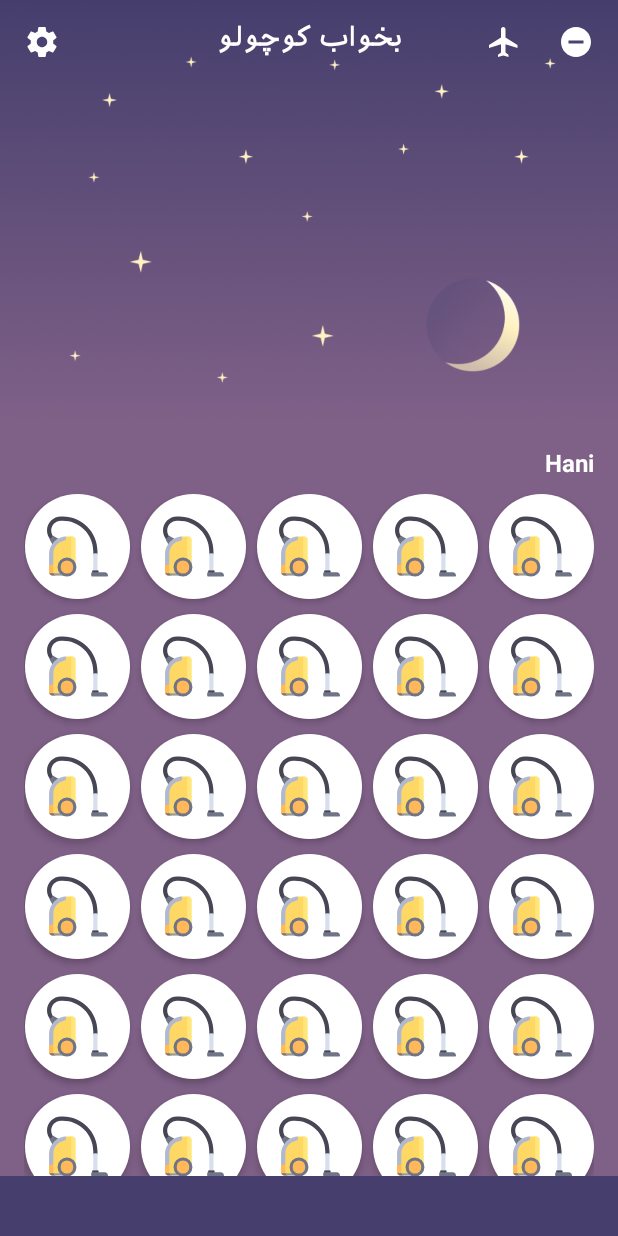
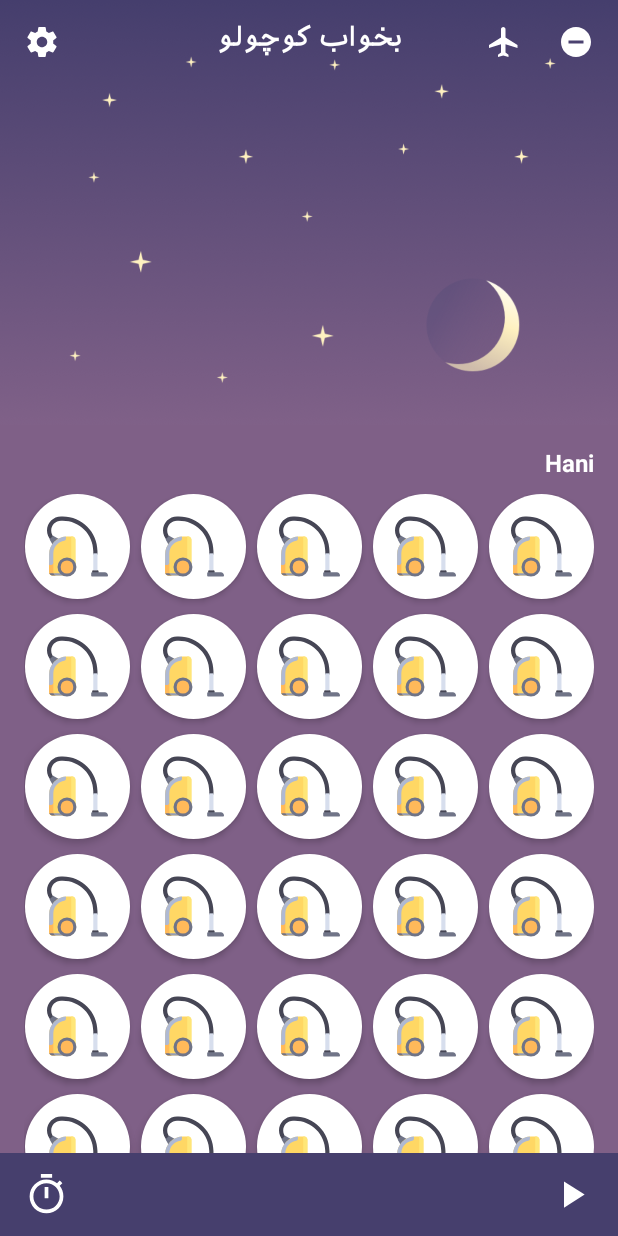
Before and after one commit to hanihashemi/sleepwellbaby, an Android app: the fragment MainFragment shown on its own in the app's theme, on a phone screen of 412 x 824 dp. Run offline under Robolectric (Android 15) with nearby library versions, the phone set to English and light mode, and no system bars; our stand-ins replace Timber.

Commit message:
Add footer layout

```diff
--- /dev/null
+++ b/app/src/main/res/drawable/ic_play.xml
@@ -0,0 +1,9 @@
+<vector xmlns:android="http://schemas.android.com/apk/res/android"
+        android:width="30dp"
+        android:height="30dp"
+        android:viewportWidth="24.0"
+        android:viewportHeight="24.0">
+    <path
+        android:fillColor="#fff"
+        android:pathData="M8,5v14l11,-7z"/>
+</vector>
--- /dev/null
+++ b/app/src/main/res/drawable/ic_timer.xml
@@ -0,0 +1,9 @@
+<vector xmlns:android="http://schemas.android.com/apk/res/android"
+        android:width="30dp"
+        android:height="30dp"
+        android:viewportWidth="24.0"
+        android:viewportHeight="24.0">
+    <path
+        android:fillColor="#fff"
+        android:pathData="M15,1L9,1v2h6L15,1zM11,14h2L13,8h-2v6zM19.03,7.39l1.42,-1.42c-0.43,-0.51 -0.9,-0.99 -1.41,-1.41l-1.42,1.42C16.07,4.74 14.12,4 12,4c-4.97,0 -9,4.03 -9,9s4.02,9 9,9 9,-4.03 9,-9c0,-2.12 -0.74,-4.07 -1.97,-5.61zM12,20c-3.87,0 -7,-3.13 -7,-7s3.13,-7 7,-7 7,3.13 7,7 -3.13,7 -7,7z"/>
+</vector>
--- a/app/src/main/res/layout/main_fragment.xml
+++ b/app/src/main/res/layout/main_fragment.xml
@@ -30,12 +30,5 @@
         </LinearLayout>
     </ScrollView>
 
-    <RelativeLayout
-        android:id="@+id/controlLayout"
-        android:layout_width="match_parent"
-        android:layout_height="40dp"
-        android:layout_alignParentBottom="true"
-        android:background="#463f6d">
-
-    </RelativeLayout>
+    <include layout="@layout/main_fragment_footer" />
 </RelativeLayout>
--- /dev/null
+++ b/app/src/main/res/layout/main_fragment_footer.xml
@@ -0,0 +1,40 @@
+<?xml version="1.0" encoding="utf-8"?>
+<RelativeLayout xmlns:android="http://schemas.android.com/apk/res/android"
+    xmlns:app="http://schemas.android.com/apk/res-auto"
+    xmlns:tools="http://schemas.android.com/tools"
+    android:id="@+id/controlLayout"
+    android:layout_width="match_parent"
+    android:layout_height="55dp"
+    android:layout_alignParentBottom="true"
+    android:background="#463f6d"
+    android:gravity="center_horizontal">
+
+    <android.support.v7.widget.AppCompatImageButton
+        android:id="@+id/timer"
+        android:layout_width="wrap_content"
+        android:layout_height="wrap_content"
+        android:layout_alignParentLeft="true"
+        android:layout_alignParentStart="true"
+        android:layout_centerVertical="true"
+        android:layout_marginLeft="8dp"
+        android:layout_marginStart="8dp"
+        android:background="@drawable/circle_ripple"
+        android:padding="8dp"
+        app:srcCompat="@drawable/ic_timer"
+        tools:ignore="ContentDescription" />
+
+    <android.support.v7.widget.AppCompatImageButton
+        android:id="@+id/playOrPause"
+        android:layout_width="wrap_content"
+        android:layout_height="wrap_content"
+        android:layout_alignParentEnd="true"
+        android:layout_alignParentRight="true"
+        android:layout_centerVertical="true"
+        android:layout_marginRight="8dp"
+        android:layout_marginEnd="8dp"
+        android:background="@drawable/circle_ripple"
+        android:padding="8dp"
+        app:srcCompat="@drawable/ic_play"
+        tools:ignore="ContentDescription" />
+
+</RelativeLayout>
```
